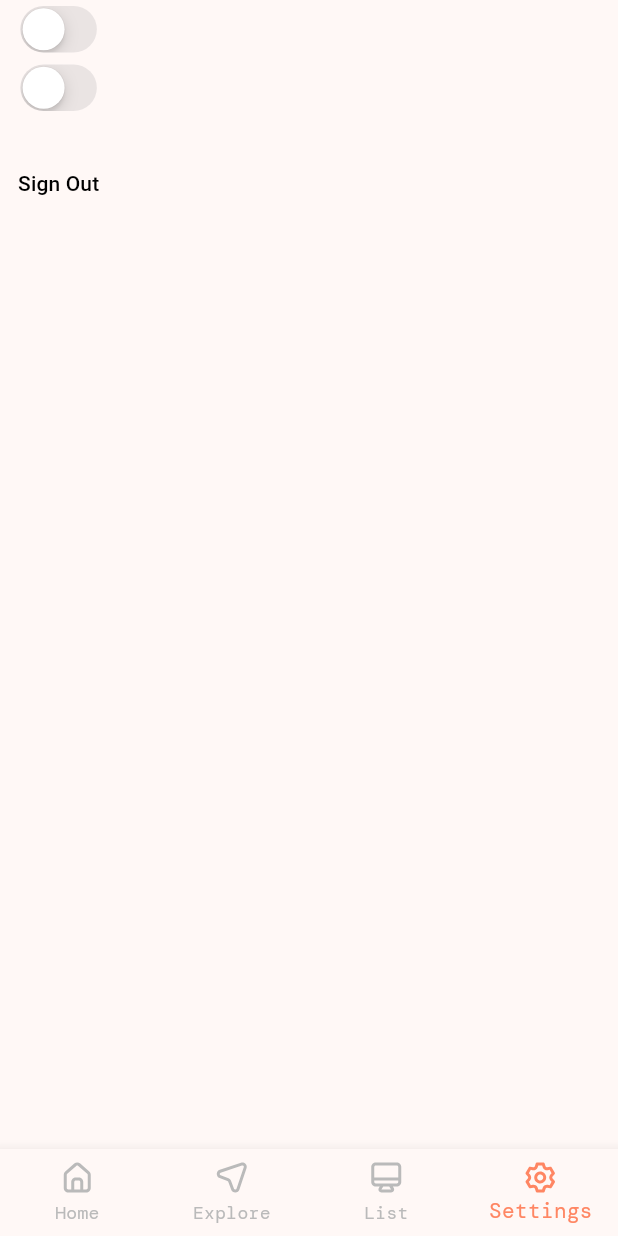
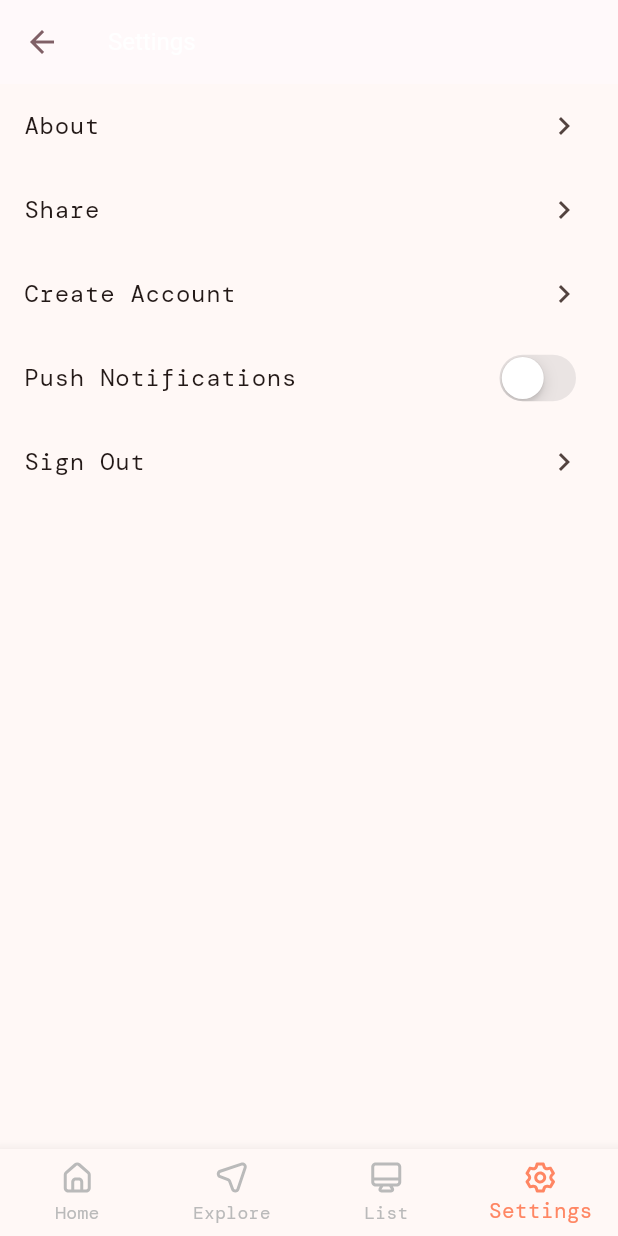
Before and after one commit to debbsefe/TVIFY, a Flutter app: the SettingsPage screen opened by its route, on a phone screen of 412 x 824 dp. Run offline on Flutter 3.47's test engine with Material 3 defaults, Android fonts, the phone set to English and light mode, and no system bars; our stand-ins replace auto_route, cached_network_image, cloud_firestore, connectivity_plus, equatable, firebase_auth and 8 more; missing offline and left inert: http_interceptor; accounts and stored records are empty; generated files the repository leaves out were written again.

Commit message:
feat: implements settings screen (#44)

```diff
--- a/lib/features/explore/presentation/screens/explore_page.dart
+++ b/lib/features/explore/presentation/screens/explore_page.dart
@@ -77,8 +77,9 @@ class _ExplorePageState extends ConsumerState<ExplorePage> {
               SliverToBoxAdapter(
                 child: SearchBar(
                   leading: const Icon(Icons.search_outlined),
-                  hintText: 'Search by title, actor, genre',
+                  hintText: 'Search by tv title',
                   onSubmitted: (value) {
+                    _pagingController.itemList = [];
                     _fetchPage(value, 1);
                     query = value;
                     setState(() {});
--- a/lib/features/homescreen/presentation/screens/settings_page.dart
+++ b/lib/features/homescreen/presentation/screens/settings_page.dart
@@ -14,33 +14,63 @@ class SettingsPage extends ConsumerStatefulWidget {
 
 class _SettingsPageState extends ConsumerState<SettingsPage> {
   bool notifications = false;
-  bool notifications2 = false;
+
+  // ignore: avoid_positional_boolean_parameters
+  void onPushNotificationChanged(bool value) {
+    setState(() {
+      notifications = value;
+    });
+  }
 
   @override
   Widget build(BuildContext context) {
-    return Scaffold(
+    return SafeArea(
+      child: Scaffold(
+        appBar: AppBar(
+          title: const Text('Settings'),
+        ),
         body: SafeArea(
           child: Column(
             children: [
-            CupertinoSwitch(
+              ListTile(
+                title: const Text('About'),
+                trailing: const Icon(Icons.keyboard_arrow_right_outlined),
+                onTap: () async {
+                  return showDialog(
+                    context: context,
+                    builder: (context) {
+                      return const AboutDialog(
+                        applicationVersion: '1.0.0',
+                        applicationLegalese: '© 2024 TvFiy',
+                      );
+                    },
+                  );
+                },
+              ),
+              const ListTile(
+                title: Text('Share'),
+                trailing: Icon(Icons.keyboard_arrow_right_outlined),
+              ),
+              const ListTile(
+                title: Text('Create Account'),
+                trailing: Icon(Icons.keyboard_arrow_right_outlined),
+              ),
+              ListTile(
+                title: const Text('Push Notifications'),
+                trailing: CupertinoSwitch(
                   value: notifications,
-              onChanged: (value) {},
+                  onChanged: onPushNotificationChanged,
                 ),
-            CupertinoSwitch(
-              value: notifications2,
-              onChanged: (value) {},
               ),
-            const SizedBox(height: 20),
-            TextButton(
-              onPressed: () {
+              ListTile(
+                title: const Text('Sign Out'),
+                onTap: () {
                   ref.watch(firebaseAuthProvider).signOut();
                 },
-              child: const Text(
-                'Sign Out',
-                style: TextStyle(color: Colors.black),
-              ),
+                trailing: const Icon(Icons.keyboard_arrow_right_outlined),
               ),
             ],
+          ),
         ),
       ),
     );
--- a/lib/features/single_tv/presentation/screens/tv_summary.dart
+++ b/lib/features/single_tv/presentation/screens/tv_summary.dart
@@ -68,7 +68,6 @@ class TvSummary extends ConsumerWidget {
                         vertical: 8,
                       ),
                       decoration: BoxDecoration(
-                        color: CustomTheme.primaryTint5,
                         border: Border.all(
                           color: CustomTheme.primaryTint2,
                         ),
@@ -77,7 +76,6 @@ class TvSummary extends ConsumerWidget {
                       ),
                       child: Text(
                         e.name ?? '',
-                        style: Theme.of(context).textTheme.bodyMedium,
                       ),
                     ),
                   );
```
Lines whose indentation alone changed are shown as unchanged.
